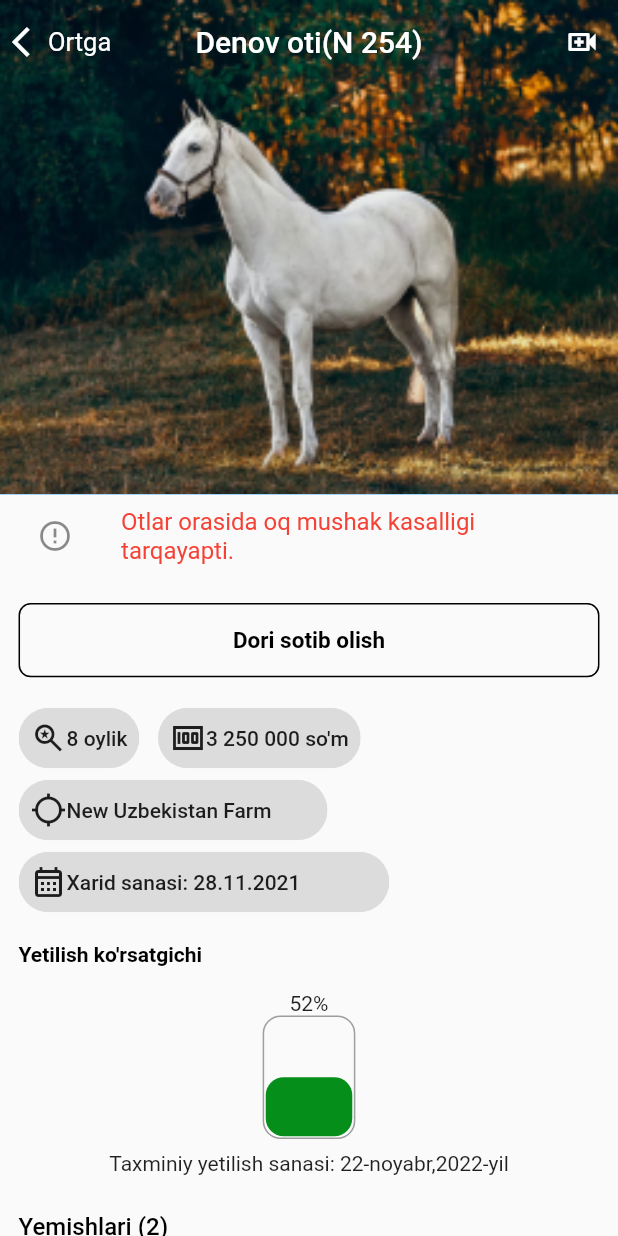
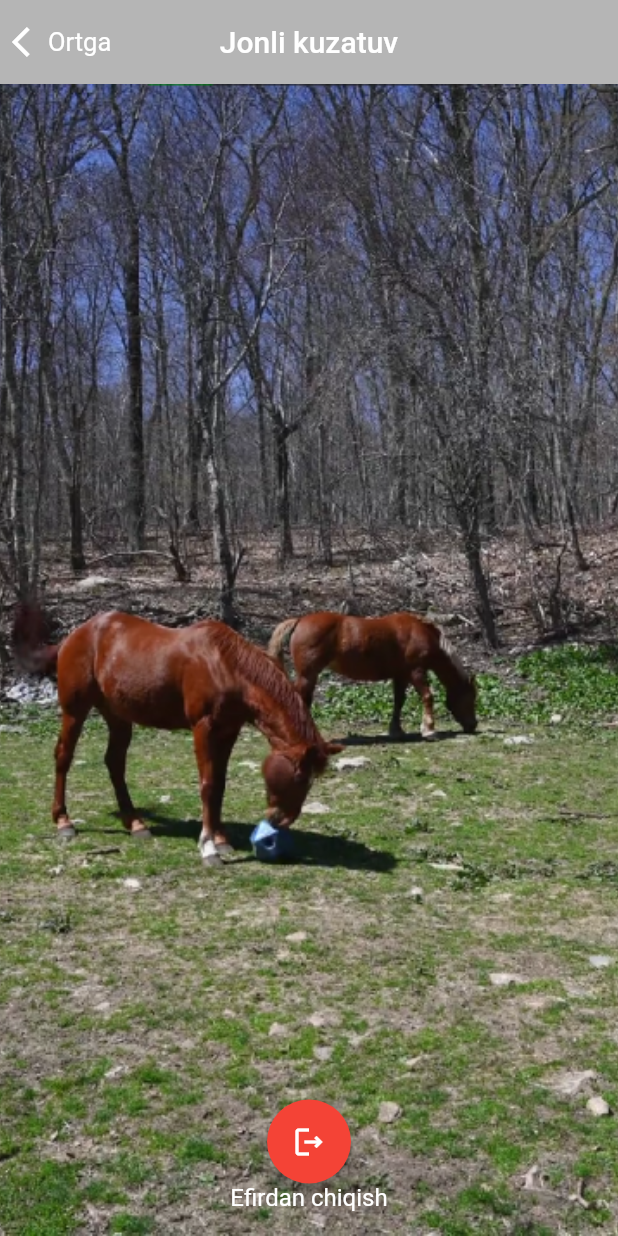
Before and after one commit to BekzodGayratov/Halal, a Flutter app: the InfoPage screen opened directly, after a tap on the "video call" icon, on a phone screen of 412 x 824 dp. Run offline on Flutter 3.47's test engine with Material 2 defaults, Android fonts, the phone set to English and light mode, and no system bars; our stand-ins replace bloc, flutter_bloc, flutter_svg; network calls fail.

Commit message:
live page was added

```diff
--- a/lib/main.dart
+++ b/lib/main.dart
@@ -13,7 +13,7 @@ class MyApp extends StatelessWidget {
   Widget build(BuildContext context) {
     return MaterialApp(
       debugShowCheckedModeBanner: false,
-      initialRoute: '/',
+      initialRoute: '/live',
       onGenerateRoute: _forRouter.onGenerate,
     );
   }
--- a/lib/routes/router.dart
+++ b/lib/routes/router.dart
@@ -3,6 +3,7 @@ import 'package:halal/view/pages/boarding_pages.dart';
 import 'package:halal/view/pages/buy_animal_page.dart';
 import 'package:halal/view/pages/info_page.dart';
 import 'package:halal/view/pages/language_page.dart';
+import 'package:halal/view/pages/live_page.dart';
 import 'package:halal/view/pages/login_page.dart';
 import 'package:halal/view/pages/sign_up_page.dart';
 import 'package:halal/view/pages/verify_otp_page.dart';
@@ -34,7 +35,10 @@ class MyRouter {
       case '/buyAnimal':
         return MaterialPageRoute(builder: (context) => BuyAnimalPage());
       case '/info':
-        return MaterialPageRoute(builder: (context) => InfoPage(title: args as String));
+        return MaterialPageRoute(
+            builder: (context) => InfoPage(title: args as String));
+      case '/live':
+        return MaterialPageRoute(builder: (context) => LivePage());
     }
   }
 }
--- a/lib/view/pages/info_page.dart
+++ b/lib/view/pages/info_page.dart
@@ -30,7 +30,9 @@ class InfoPage extends StatelessWidget {
               actions: [
                 IconButton(
                   icon: const Icon(Icons.video_call_outlined),
-                  onPressed: () {},
+                  onPressed: () {
+                    Navigator.pushNamed(context, '/live');
+                  },
                 ),
               ],
               flexibleSpace: FlexibleSpaceBar(
--- /dev/null
+++ b/lib/view/pages/live_page.dart
@@ -0,0 +1,49 @@
+import 'package:flutter/material.dart';
+import 'package:flutter_svg/flutter_svg.dart';
+import 'package:halal/coponents/my_back_button_comp.dart';
+
+class LivePage extends StatelessWidget {
+  const LivePage({Key? key}) : super(key: key);
+
+  @override
+  Widget build(BuildContext context) {
+    return Scaffold(
+      appBar: AppBar(
+        backgroundColor: Colors.transparent,
+        elevation: 0.0001,
+        leadingWidth: MediaQuery.of(context).size.width * 0.25,
+        leading: MyBackButtton(
+          onPressed: () {
+            Navigator.pop(context);
+          },
+          color: Colors.white,
+        ),
+        title: const Text("Jonli kuzatuv"),
+        centerTitle: true,
+      ),
+      body: Container(
+        width: double.infinity,
+        height: double.infinity,
+        decoration: BoxDecoration(
+          image: DecorationImage(image: AssetImage("assets/animals/live.png",),fit: BoxFit.cover)
+        ),
+      ),
+      floatingActionButtonLocation: FloatingActionButtonLocation.centerFloat,
+      floatingActionButton: Column(
+        mainAxisAlignment: MainAxisAlignment.end,
+        crossAxisAlignment: CrossAxisAlignment.center,
+        children: [
+          FloatingActionButton(
+            backgroundColor: Colors.red,
+            child: const Icon(
+              Icons.logout_outlined,
+              color: Colors.white,
+            ),
+            onPressed: () {},
+          ),
+          const Text("Efirdan chiqish",style: TextStyle(color: Colors.white,fontSize: 16,fontWeight: FontWeight.w400),)
+        ],
+      ),
+    );
+  }
+}
```
Also changed, not shown: assets/animals/live.png (added).
